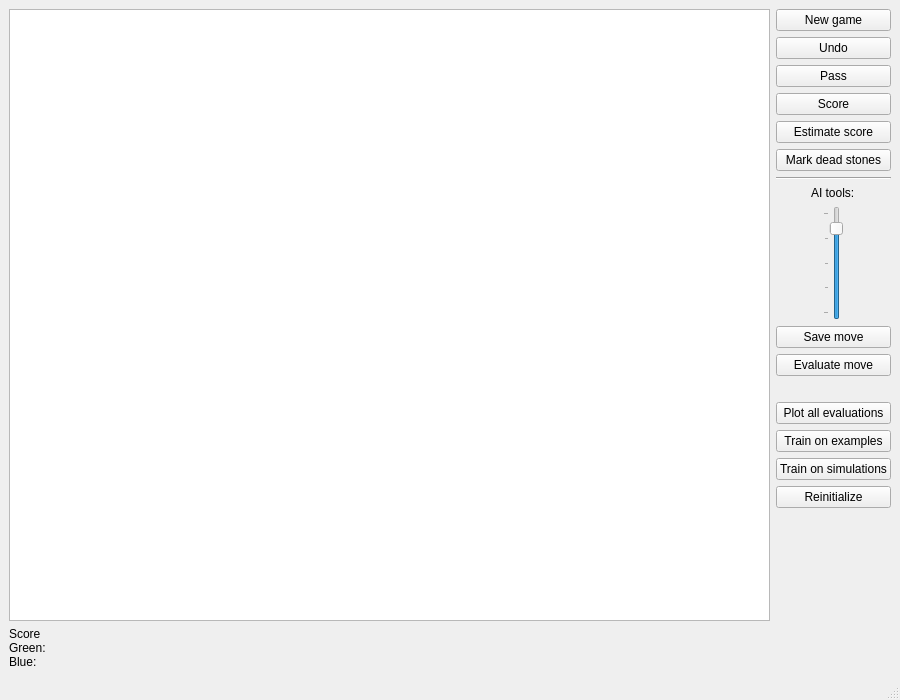
Old version of the form cpp/TrigoTrain/src/mainwindow.ui in the repository jhlq/Trigo.
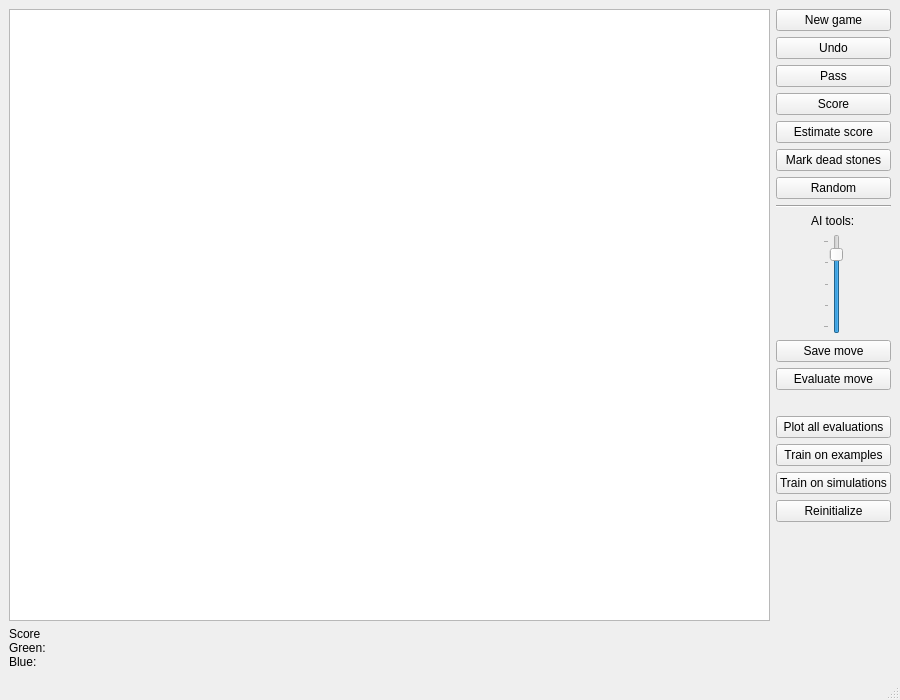
New version of the form.

Diff of the .ui file:
```diff
--- a/cpp/TrigoTrain/src/mainwindow.ui
+++ b/cpp/TrigoTrain/src/mainwindow.ui
@@ -71,6 +71,13 @@
           </property>
          </widget>
         </item>
+        <item>
+         <widget class="QPushButton" name="randomButton">
+          <property name="text">
+           <string>Random</string>
+          </property>
+         </widget>
+        </item>
         <item>
          <widget class="Line" name="line">
           <property name="orientation">
```
